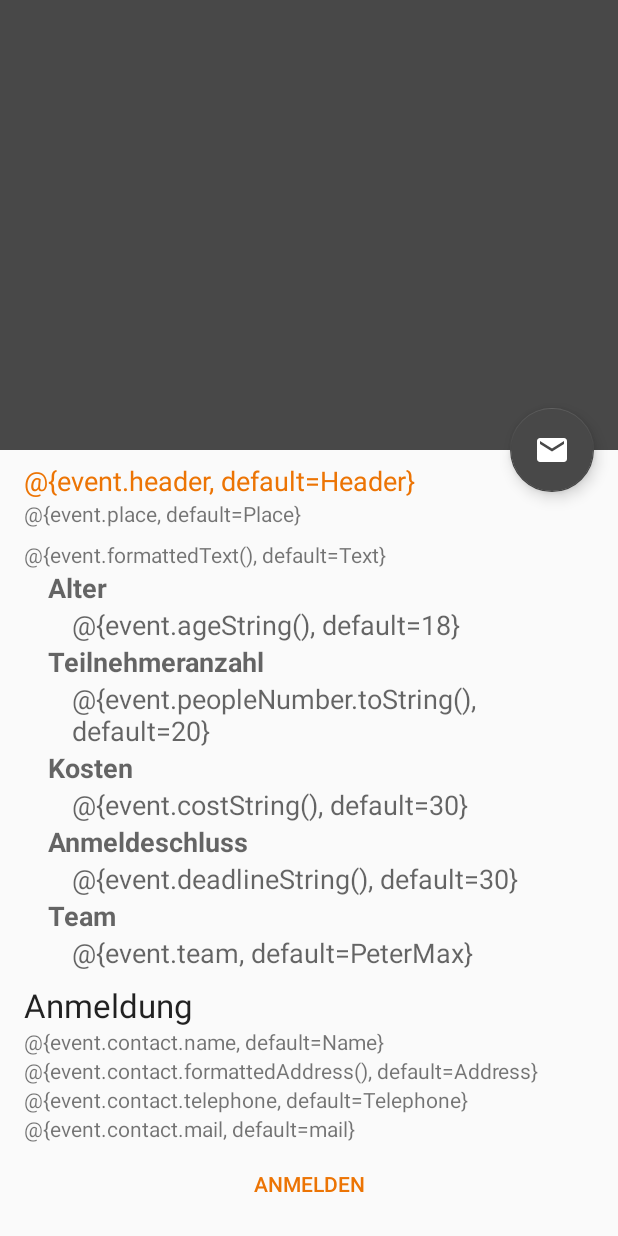
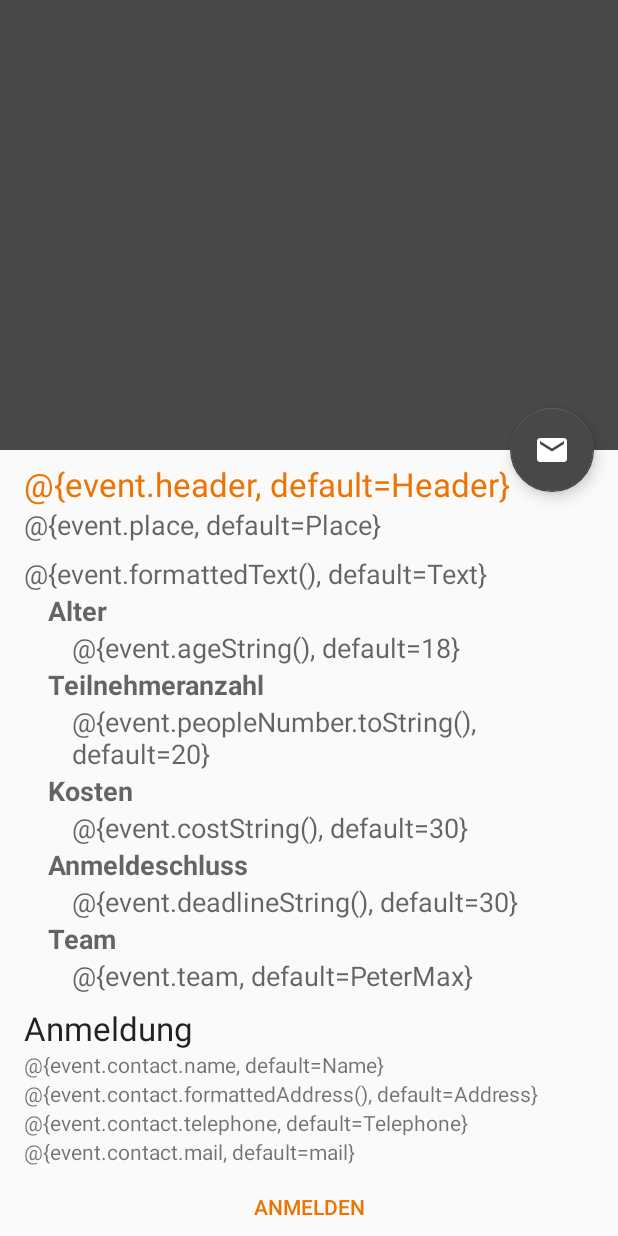
Before and after one commit to Master-Bruce/BGJugend2016, an Android app: the layout fragment_event.xml on its own in the app's theme, with its tools: preview values and no code run, on a phone screen of 412 x 824 dp. Run offline under Robolectric (Android 15) with nearby library versions, the phone set to English and light mode, and no system bars; plain views replace SimpleDraweeView.

Commit message:
improve text size

```diff
--- a/app/src/main/res/layout/fragment_event.xml
+++ b/app/src/main/res/layout/fragment_event.xml
@@ -69,7 +69,7 @@
                     android:paddingEnd="50dp"
                     android:paddingStart="0dp"
                     android:text="@{event.header, default=Header}"
-                    android:textAppearance="@style/TextAppearance.AppCompat.Medium"
+                    android:textAppearance="@style/TextAppearance.AppCompat.Large"
                     android:textColor="@color/colorPrimary" />
 
                 <TextView
@@ -77,7 +77,7 @@
                     android:layout_width="wrap_content"
                     android:layout_height="wrap_content"
                     android:text="@{event.place, default=Place}"
-                    android:textAppearance="@style/TextAppearance.AppCompat.Small"
+                    android:textAppearance="@style/TextAppearance.AppCompat.Medium"
                     app:layout_constraintTop_toBottomOf="@id/header_text" />
 
                 <TextView
@@ -86,7 +86,7 @@
                     android:layout_height="wrap_content"
                     android:layout_marginTop="8dp"
                     android:text="@{event.formattedText(), default=Text}"
-                    android:textAppearance="@style/TextAppearance.AppCompat.Small"
+                    android:textAppearance="@style/TextAppearance.AppCompat.Medium"
                     app:layout_constraintStart_toStartOf="parent"
                     app:layout_constraintTop_toBottomOf="@+id/place_date_text" />
 
```
